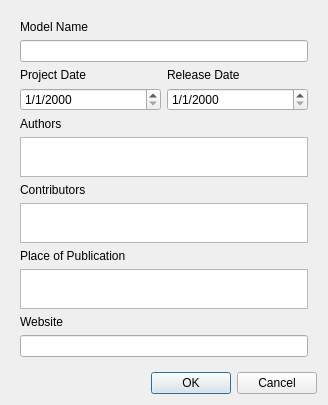
Before: the Qt Designer form src/ModelInformationDialog.ui in IDREsandbox/vsim, drawn with Qt 5.
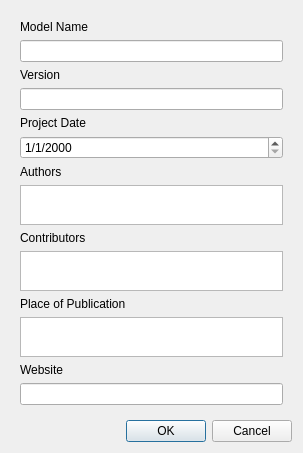
After: the same form once the commit is applied.

Commit message: ModelInformationOld loading and tests, old er local/global mixup

The edit to the form file:
```diff
--- a/src/ModelInformationDialog.ui
+++ b/src/ModelInformationDialog.ui
@@ -6,8 +6,8 @@
    <rect>
     <x>0</x>
     <y>0</y>
-    <width>328</width>
-    <height>396</height>
+    <width>303</width>
+    <height>434</height>
    </rect>
   </property>
   <property name="windowTitle">
@@ -28,36 +28,28 @@
        <widget class="QLineEdit" name="modelName"/>
       </item>
       <item>
-       <layout class="QGridLayout" name="gridLayout">
-        <item row="0" column="0">
+       <widget class="QLabel" name="label_7">
+        <property name="text">
+         <string>Version</string>
+        </property>
+       </widget>
+      </item>
+      <item>
+       <widget class="QLineEdit" name="version"/>
+      </item>
+      <item>
          <widget class="QLabel" name="label_6">
           <property name="text">
            <string>Project Date</string>
           </property>
          </widget>
         </item>
-        <item row="0" column="1">
-         <widget class="QLabel" name="label_7">
-          <property name="text">
-           <string>Release Date</string>
-          </property>
-         </widget>
-        </item>
-        <item row="1" column="0">
+      <item>
          <widget class="QDateEdit" name="projectDate">
           <property name="displayFormat">
            <string>M/d/yyyy</string>
           </property>
          </widget>
-        </item>
-        <item row="1" column="1">
-         <widget class="QDateEdit" name="releaseDate">
-          <property name="displayFormat">
-           <string>M/d/yyyy</string>
-          </property>
-         </widget>
-        </item>
-       </layout>
       </item>
       <item>
        <widget class="QLabel" name="label_2">
```
Lines whose indentation alone changed are shown as unchanged. The commit also changes 14 other files.
